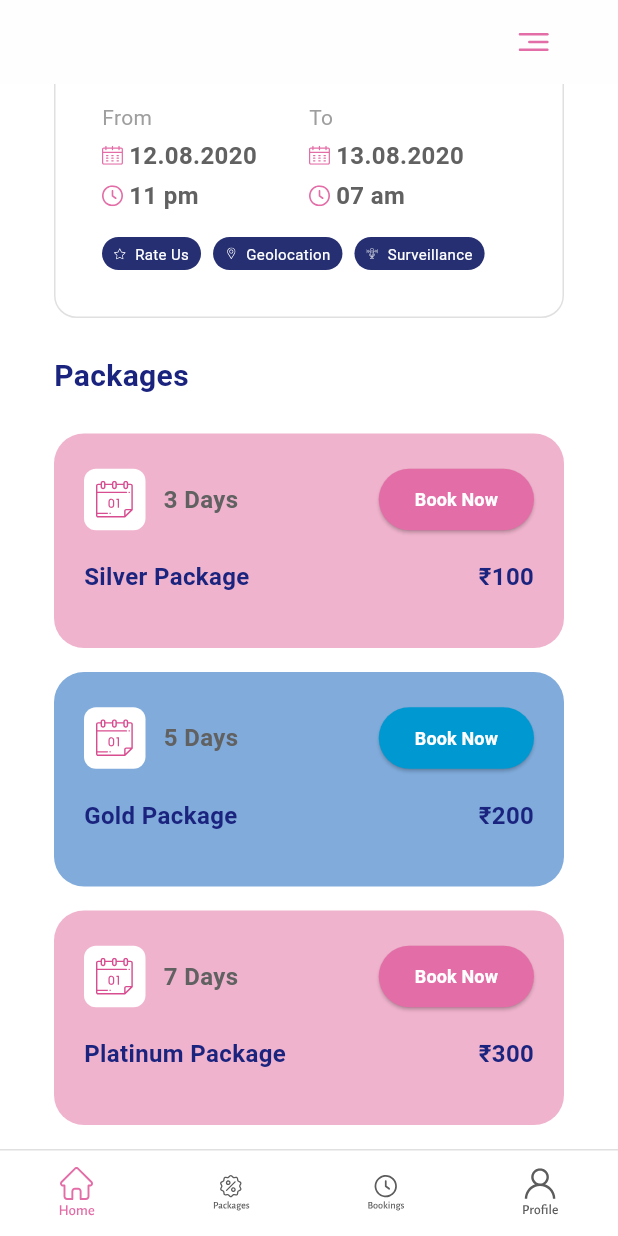
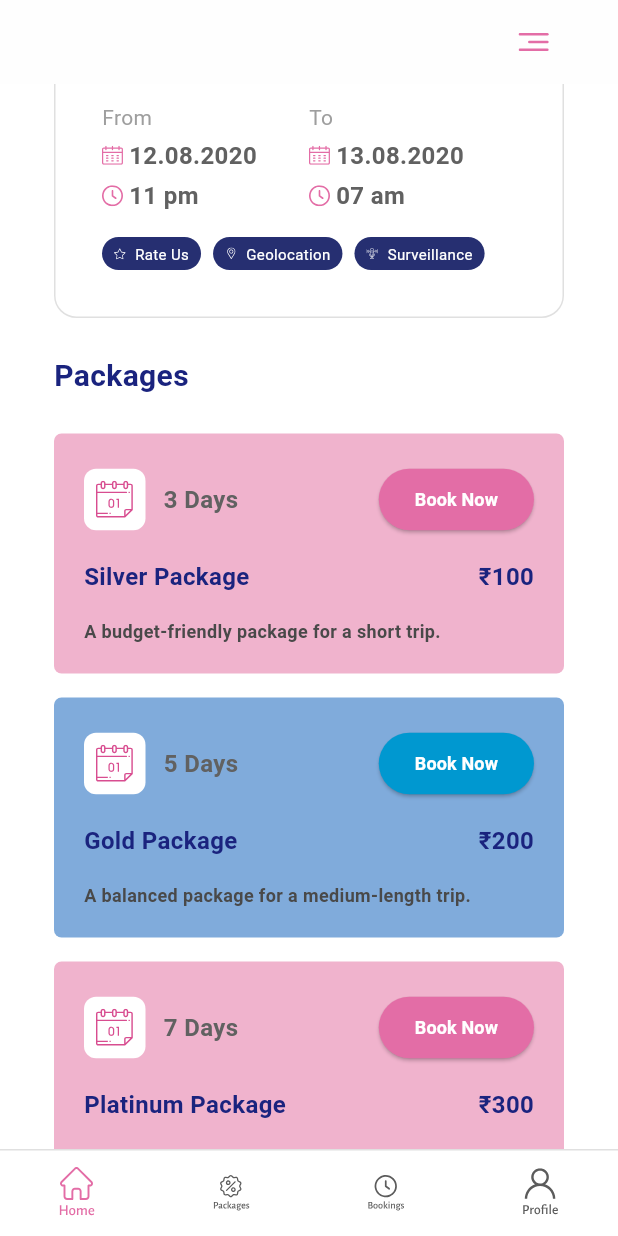
Before and after one commit to ramganesh-123/cartgreek_task, a Flutter app: the screen it shows after launch, scrolled down 375 dp, on a phone screen of 412 x 824 dp. Run offline on Flutter 3.47's test engine with Material 3 defaults, Android fonts, the phone set to English and light mode, and no system bars; drawn by our look-alikes of flutter_advanced_drawer; our stand-ins replace flutter_svg, get; Roboto replaces fonts that are missing (AlegreyaSans).

Commit message:
package changed

```diff
--- a/lib/home_page.dart
+++ b/lib/home_page.dart
@@ -49,7 +49,7 @@
       drawer: const CustomDrawer(),
       child: Scaffold(
         appBar: AppBar(
-          backgroundColor: Colors.transparent,
+          // backgroundColor: Colors.transparent,
           elevation: 0,
           actions: [
             Padding(
--- a/lib/packages.dart
+++ /dev/null
@@ -1,32 +0,0 @@
-import 'package:cart_greek_task/colours.dart';
-
-final List<Map<String, dynamic>> packages = [
-  {
-    'title': 'One Day Package',
-    'price': '₹2799',
-    'color': AppColors.nine,
-    'description':
-        'Lorem ipsum dolor sit amet, consetetur sadipscing elitr, sed diam nonumy eirmod tempor invidunt ut labore et dolore magna aliquyam'
-  },
-  {
-    'title': 'Three Day Package',
-    'price': '₹7999',
-    'color': AppColors.eight,
-    'description':
-        'Lorem ipsum dolor sit amet, consetetur sadipscing elitr, sed diam nonumy eirmod tempor invidunt ut labore et dolore magna aliquyam'
-  },
-  {
-    'title': 'Five Day Package',
-    'price': '₹12999',
-    'color': AppColors.nine,
-    'description':
-        'Lorem ipsum dolor sit amet, consetetur sadipscing elitr, sed diam nonumy eirmod tempor invidunt ut labore et dolore magna aliquyam'
-  },
-  {
-    'title': 'Weekend Package',
-    'price': '₹5999',
-    'color': AppColors.eight,
-    'description':
-        'Lorem ipsum dolor sit amet, consetetur sadipscing elitr, sed diam nonumy eirmod tempor invidunt ut labore et dolore magna aliquyam'
-  },
-];
--- a/lib/widgets/listofpackages.dart
+++ b/lib/widgets/listofpackages.dart
@@ -7,10 +7,67 @@
 
   @override
   Widget build(BuildContext context) {
+    // final List<Map<String, dynamic>> packages = [
+    //   {'name': 'Silver Package', 'price': 100, 'duration': '3 Days'},
+    //   {'name': 'Gold Package', 'price': 200, 'duration': '5 Days'},
+    //   {'name': 'Platinum Package', 'price': 300, 'duration': '7 Days'},
+    // ];
+    // final List<Map<String, dynamic>> packages = [
+    //   {
+    //     'name': 'One Day Package',
+    //     'price': '2799',
+    //     'color': AppColors.nine,
+    //     'duration': '1 Day',
+    //     'description':
+    //         'Lorem ipsum dolor sit amet, consetetur sadipscing elitr, sed diam nonumy eirmod tempor invidunt ut labore et dolore magna aliquyam'
+    //   },
+    //   {
+    //     'name': 'Three Day Package',
+    //     'price': '7999',
+    //     'color': AppColors.eight,
+    //     'duration': '3 Days', // Added missing duration
+    //     'description':
+    //         'Lorem ipsum dolor sit amet, consetetur sadipscing elitr, sed diam nonumy eirmod tempor invidunt ut labore et dolore magna aliquyam'
+    //   },
+    //   {
+    //     'name': 'Five Day Package',
+    //     'price': '12999',
+    //     'color': AppColors.nine,
+    //     'duration': '5 Days', // Added missing duration
+    //     'description':
+    //         'Lorem ipsum dolor sit amet, consetetur sadipscing elitr, sed diam nonumy eirmod tempor invidunt ut labore et dolore magna aliquyam'
+    //   },
+    //   {
+    //     'name': 'Weekend Package',
+    //     'price': '5999',
+    //     'color': AppColors.eight,
+    //     'duration': '2 Days',
+    //     'description':
+    //         'Lorem ipsum dolor sit amet, consetetur sadipscing elitr, sed diam nonumy eirmod tempor invidunt ut labore et dolore magna aliquyam'
+    //   },
+    // ];
     final List<Map<String, dynamic>> packages = [
-      {'name': 'Silver Package', 'price': 100, 'duration': '3 Days'},
-      {'name': 'Gold Package', 'price': 200, 'duration': '5 Days'},
-      {'name': 'Platinum Package', 'price': 300, 'duration': '7 Days'},
+      {
+        'id': 1,
+        'name': 'Silver Package',
+        'price': 100,
+        'duration': '3 Days',
+        'description': 'A budget-friendly package for a short trip.'
+      },
+      {
+        'id': 2,
+        'name': 'Gold Package',
+        'price': 200,
+        'duration': '5 Days',
+        'description': 'A balanced package for a medium-length trip.'
+      },
+      {
+        'id': 3,
+        'name': 'Platinum Package',
+        'price': 300,
+        'duration': '7 Days',
+        'description': 'A premium package for an extended vacation.'
+      }
     ];
 
     return ListView.builder(
@@ -24,7 +81,7 @@
           child: Container(
             decoration: BoxDecoration(
               color: index % 2 == 0 ? AppColors.nine : AppColors.eight,
-              borderRadius: BorderRadius.circular(20),
+              borderRadius: BorderRadius.circular(5),
             ),
             child: Padding(
               padding: const EdgeInsets.all(20.0),
@@ -107,6 +164,14 @@
                     ],
                   ),
                   const SizedBox(height: 16),
+                  Text(
+                    '${package['description'] ?? " "}',
+                    style: const TextStyle(
+                      color: Color(0xFF494949),
+                      fontSize: 12,
+                      fontWeight: FontWeight.bold,
+                    ),
+                  ),
                 ],
               ),
             ),
```
